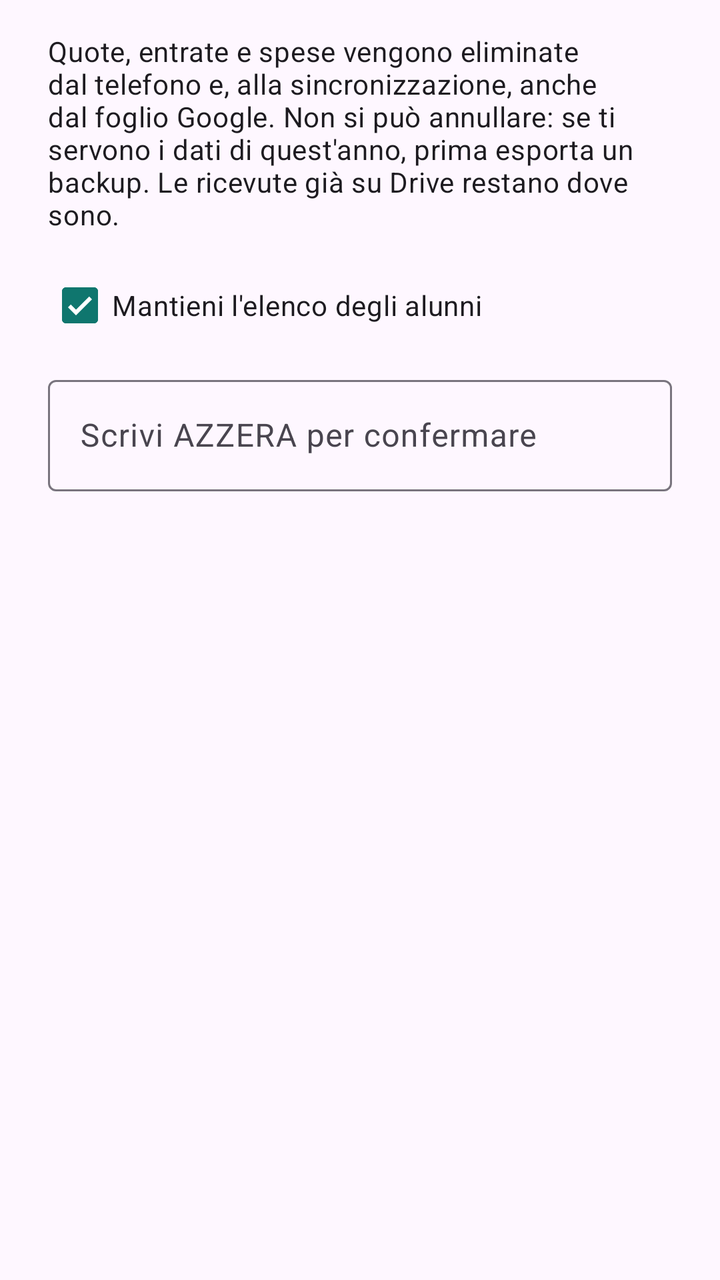
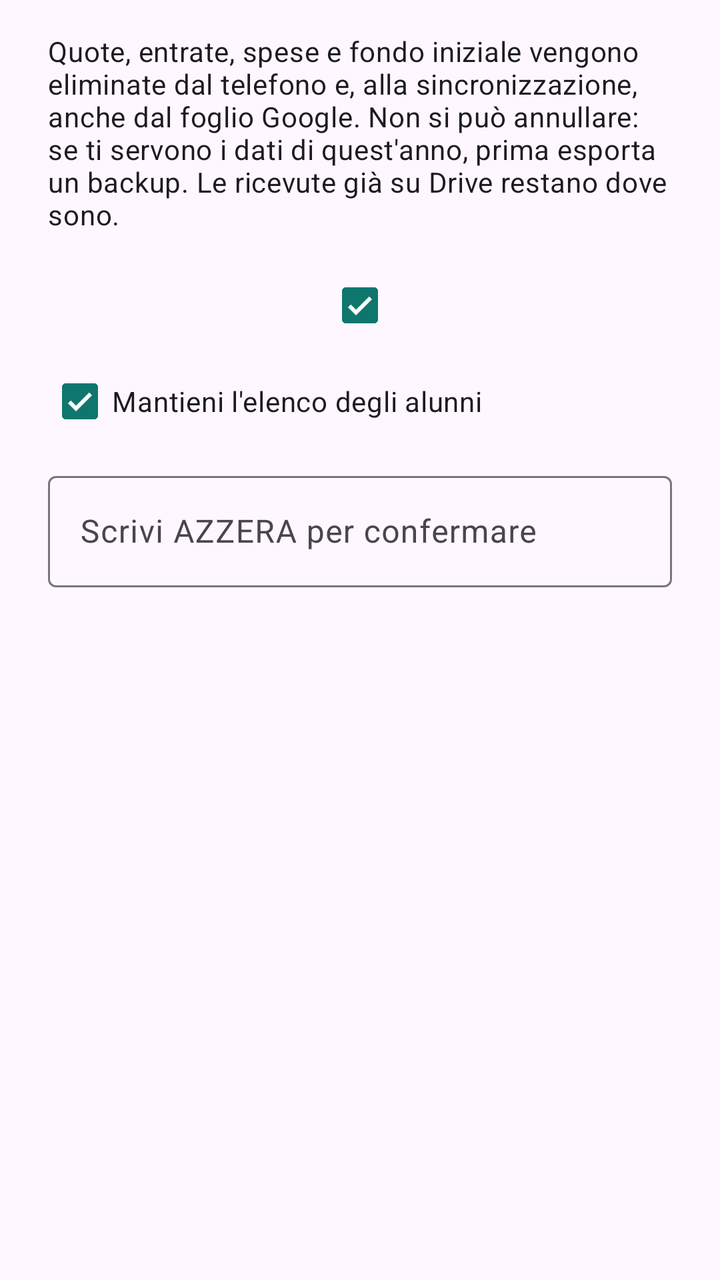

Two renders of the same Android screen: before a commit and after it. Below are the layout's source before the change and the commit's diff.
<!-- AndroidManifest.xml: application theme Theme.Fondocassa -->
<!-- res/layout/dialog_azzera.xml -->
<?xml version="1.0" encoding="utf-8"?>
<LinearLayout xmlns:android="http://schemas.android.com/apk/res/android"
    android:layout_width="match_parent"
    android:layout_height="wrap_content"
    android:orientation="vertical"
    android:paddingHorizontal="24dp"
    android:paddingTop="16dp">

    <TextView
        android:layout_width="match_parent"
        android:layout_height="wrap_content"
        android:layout_marginBottom="12dp"
        android:text="@string/azzera_messaggio"
        android:textAppearance="?attr/textAppearanceBodyMedium" />

    <com.google.android.material.checkbox.MaterialCheckBox
        android:id="@+id/mantieni_alunni"
        android:layout_width="match_parent"
        android:layout_height="wrap_content"
        android:layout_marginBottom="8dp"
        android:checked="true"
        android:text="@string/azzera_mantieni_alunni" />

    <com.google.android.material.textfield.TextInputLayout
        style="?attr/textInputOutlinedStyle"
        android:layout_width="match_parent"
        android:layout_height="wrap_content"
        android:hint="@string/azzera_conferma_hint">

        <com.google.android.material.textfield.TextInputEditText
            android:id="@+id/campo_conferma"
            android:layout_width="match_parent"
            android:layout_height="wrap_content"
            android:inputType="textCapCharacters|textNoSuggestions" />
    </com.google.android.material.textfield.TextInputLayout>
</LinearLayout>
<!-- resources referenced by this layout -->
<resources>
  <string name="azzera_conferma_hint">Scrivi AZZERA per confermare</string>
  <string name="azzera_mantieni_alunni">Mantieni l\'elenco degli alunni</string>
  <string name="azzera_messaggio">Quote, entrate e spese vengono eliminate dal telefono e, alla sincronizzazione, anche dal foglio Google. Non si può annullare: se ti servono i dati di quest\'anno, prima esporta un backup. Le ricevute già su Drive restano dove sono.</string>
  <style name="Theme.Fondocassa" parent="Theme.Material3.DayNight.NoActionBar">
          <item name="colorPrimary">@color/verde</item>
          <item name="colorOnPrimary">@android:color/white</item>
          <item name="colorSecondary">@color/verde</item>
      </style>
  <color name="verde">#0F766E</color>
</resources>

<!-- the commit's change to res/layout/dialog_azzera.xml (unified diff, before → after) -->
@@ -12,6 +12,12 @@
         android:layout_marginBottom="12dp"
         android:text="@string/azzera_messaggio"
         android:textAppearance="?attr/textAppearanceBodyMedium" />
+
+    <com.google.android.material.checkbox.MaterialCheckBox
+        android:id="@+id/riporta_cassa"
+        android:layout_width="match_parent"
+        android:layout_height="wrap_content"
+        android:checked="true" />
 
     <com.google.android.material.checkbox.MaterialCheckBox
         android:id="@+id/mantieni_alunni"
<!-- resource entries referenced after the edit -->
@@ -2,7 +2,7 @@
 <resources>
   <string name="azzera_conferma_hint">Scrivi AZZERA per confermare</string>
   <string name="azzera_mantieni_alunni">Mantieni l\'elenco degli alunni</string>
-  <string name="azzera_messaggio">Quote, entrate e spese vengono eliminate dal telefono e, alla sincronizzazione, anche dal foglio Google. Non si può annullare: se ti servono i dati di quest\'anno, prima esporta un backup. Le ricevute già su Drive restano dove sono.</string>
+  <string name="azzera_messaggio">Quote, entrate, spese e fondo iniziale vengono eliminate dal telefono e, alla sincronizzazione, anche dal foglio Google. Non si può annullare: se ti servono i dati di quest\'anno, prima esporta un backup. Le ricevute già su Drive restano dove sono.</string>
   <style name="Theme.Fondocassa" parent="Theme.Material3.DayNight.NoActionBar">
           <item name="colorPrimary">@color/verde</item>
           <item name="colorOnPrimary">@android:color/white</item>
